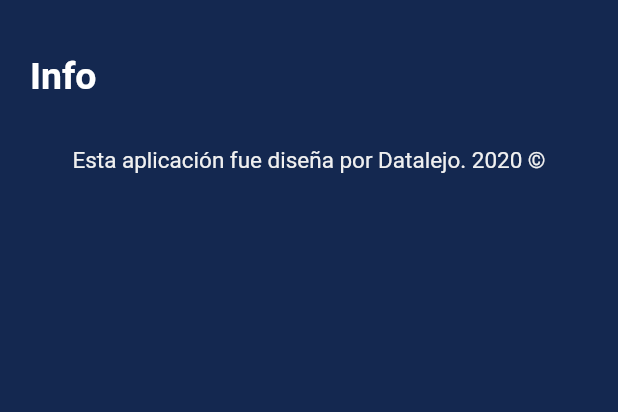
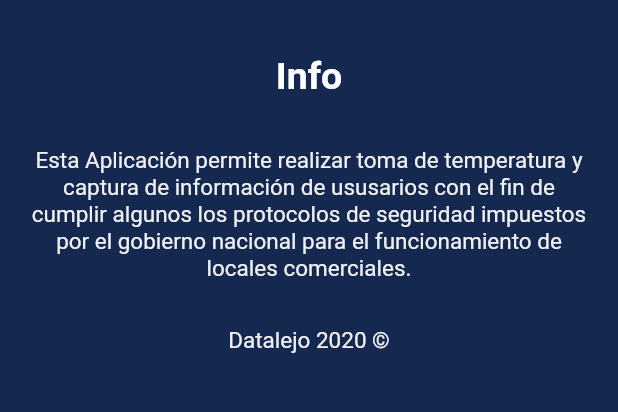
Before and after one commit to DATALEJO/Front_park, a Flutter app: the InfoScreen screen opened directly, on a phone screen of 412 x 824 dp, the part 60-472 px from its top. Run offline on Flutter 3.47's test engine with Material 2 defaults, Android fonts, the phone set to English and light mode, and no system bars; our stand-ins replace bubble_tab_indicator, fl_chart, permission_handler, shared_preferences; accounts and stored records are empty.

Commit message:
Se sube la nueva versión de la apk.

```diff
--- a/lib/src/screens/info_screen.dart
+++ b/lib/src/screens/info_screen.dart
@@ -4,6 +4,7 @@
 import 'package:park_control/config/styles.dart';
 import 'package:park_control/data/data.dart';
 import 'package:park_control/src/widgets/widgets.dart';
+
 
 class InfoScreen extends StatefulWidget {
   @override
@@ -45,7 +46,7 @@
         crossAxisAlignment: CrossAxisAlignment.center,
         children: <Widget>[
           Row(
-            mainAxisAlignment: MainAxisAlignment.spaceBetween,
+            mainAxisAlignment: MainAxisAlignment.center,
             children: <Widget>[
               Text(
                 'Info',
@@ -54,6 +55,7 @@
                   fontSize: 25.0,
                   fontWeight: FontWeight.bold,
                 ),
+                textAlign: TextAlign.center,
               ),
             ],
           ),
@@ -63,10 +65,21 @@
             children: <Widget>[
               SizedBox(height: screenHeight * 0.01),
               Text(
-                'Esta aplicación fue diseña por Datalejo. 2020 ©',
+                'Esta Aplicación permite realizar toma de temperatura y captura de información de ususarios con el fin de cumplir algunos los protocolos de seguridad impuestos por el gobierno nacional para el funcionamiento de locales comerciales.',
                 style: const TextStyle(
                   color: Palette.white,
                   fontSize: 15.0,
+                ),
+                textAlign: TextAlign.center,
+              ),
+              Container(
+                margin: EdgeInsets.only(top:30.0),
+                child: Text(
+                  'Datalejo 2020 ©',
+                  style: const TextStyle(
+                    color: Palette.white,
+                    fontSize: 15.0,
+                  ),
                 ),
               ),
               SizedBox(height: screenHeight * 0.03),
--- a/pubspec.yaml
+++ b/pubspec.yaml
@@ -28,6 +28,8 @@
   path_provider: ^1.6.11
   permission_handler: ^5.0.1+1
   flutter_launcher_icons: ^0.7.5
+  flutter_localizations:
+    sdk: flutter
 
 
   # The following adds the Cupertino Icons font to your application.
```
Also changed, not shown: lib/src/pages/register/regis_email_page.dart (+7 -0 lines), lib/src/pages/register/regis_temp_page.dart (+37 -12 lines), pubspec.lock, 1 other file.
